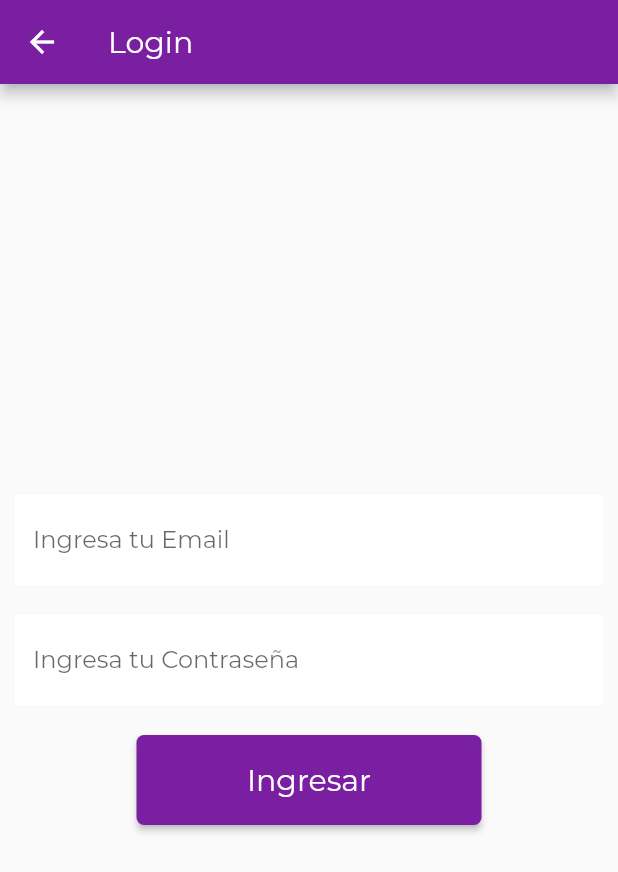
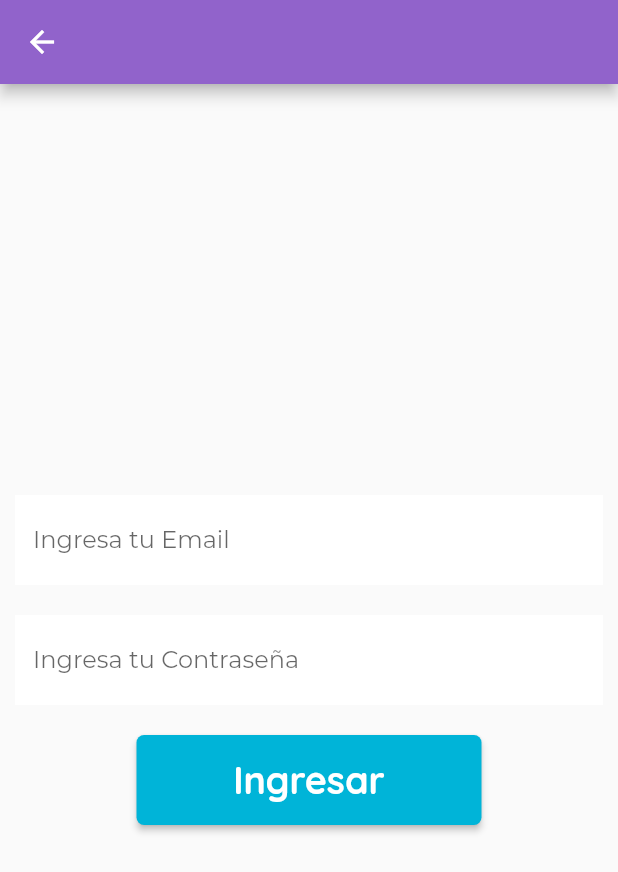
Before and after one commit to JuanFerr1098/ProyectoIntegrador1, a Flutter app: the screen it shows after launch, after a tap on "Login", on a phone screen of 412 x 824 dp. Shown: the top 872 px of the screen. Run offline on Flutter 3.47's test engine with Material 2 defaults, Android fonts, the phone set to English and light mode, and no system bars; our stand-ins replace carousel_slider, cloud_firestore, firebase_auth, firebase_core, fluttertoast; accounts and stored records are empty; network calls fail; project files that could hold a hidden picture were left out.

Commit message:
Cambio de colores y tipografias
Index
Index page
Login / Terminados

```diff
--- a/newtonapp/lib/pages/aprendizaje/aprendizaje.dart
+++ b/newtonapp/lib/pages/aprendizaje/aprendizaje.dart
@@ -102,7 +102,7 @@ class Aprendizaje extends StatelessWidget {
         child: MaterialButton(
           minWidth: 150.0,
           height: 150.0,
-          color: const Color.fromRGBO( 145, 99, 203, 1),
+          color: const Color.fromRGBO( 145, 99, 203, 1),//lila
           shape: RoundedRectangleBorder(
             borderRadius: BorderRadius.circular(10.0),
           ),
@@ -124,7 +124,7 @@ class Aprendizaje extends StatelessWidget {
         child: MaterialButton(
           minWidth: 150.0,
           height: 150.0,
-          color: const Color.fromRGBO( 0, 180, 216, 1),
+          color: const Color.fromRGBO( 0, 180, 216, 1),//turquesa
           //color: Colors.white,
           shape: RoundedRectangleBorder(
             borderRadius: BorderRadius.circular(10.0),
--- a/newtonapp/lib/pages/auth/signin_page.dart
+++ b/newtonapp/lib/pages/auth/signin_page.dart
@@ -22,8 +22,8 @@ class _SignInPageState extends State<SignInPage> {
     return Scaffold(
         //backgroundColor: Colors.tealAccent, //Fondo de la pantalla
         appBar: AppBar(
-          backgroundColor: Colors.purple.shade700,
-          title: Text(widget.title),
+          backgroundColor: const Color.fromRGBO( 145, 99, 203, 1),
+          //title: Text(widget.title),
         ),
         body: Form(
           key: _formKey,
@@ -41,6 +41,7 @@ class _SignInPageState extends State<SignInPage> {
 
   Widget loginText() {
     return Container(
+      width: 450.0,
       //Ingreso del Email del Login
       padding: const EdgeInsets.all(10),
       alignment: Alignment.center,
@@ -60,11 +61,13 @@ class _SignInPageState extends State<SignInPage> {
 
   Widget passwordText() {
     return Container(
+      width: 450.0,
       //Ingreso de la Contraseña del Login
       padding: const EdgeInsets.all(10),
       alignment: Alignment.center,
       child: TextFormField(
         //Aqui esta la entrada de texto
+
         controller: _passwordController,
         decoration: const InputDecoration(
             labelText: 'Ingresa tu Contraseña',
@@ -78,13 +81,14 @@ class _SignInPageState extends State<SignInPage> {
 
   Widget botonIngresar(context) {
     return Container(
+
         //Boton para ir al Registro de la App
         padding: const EdgeInsets.all(10),
         alignment: Alignment.center,
         child: MaterialButton(
           minWidth: 230.0,
           height: 60.0,
-          color: Colors.purple.shade700,
+          color: const Color.fromRGBO( 0, 180, 216, 1),
           shape: RoundedRectangleBorder(
             borderRadius: BorderRadius.circular(5.0),
           ),
@@ -100,8 +104,9 @@ class _SignInPageState extends State<SignInPage> {
           child: const Text(
             'Ingresar',
             style: TextStyle(
+              fontFamily: 'QBold',
               color: Colors.white,
-              fontSize: 20.0,
+              fontSize: 25.0,
               //fontWeight: FontWeight.bold,
             ),
           ),
--- a/newtonapp/lib/pages/index.dart
+++ b/newtonapp/lib/pages/index.dart
@@ -8,7 +8,7 @@ class Index extends StatelessWidget {
   @override
   Widget build(BuildContext context) {
     return Scaffold(
-      //backgroundColor: Colors.purple.shade700, //Fondo de la pantalla
+      backgroundColor: const Color.fromRGBO( 145, 99, 203, 1),//Fondo de la pantalla
       body: SizedBox(
         width: double.infinity,
         height: double.infinity,
@@ -38,7 +38,7 @@ class Index extends StatelessWidget {
             Text(
               'Bienvenido a \nNewton App',
               style: TextStyle(
-                color: Color.fromRGBO( 123, 31, 162, 1),
+                color: Colors.white,
                 //color: Colors.white,
                 fontFamily: 'QBold',
                 fontWeight: FontWeight.bold,
@@ -71,11 +71,12 @@ class Index extends StatelessWidget {
         padding: const EdgeInsets.all(10),
         alignment: Alignment.center,
         child: MaterialButton(
-          minWidth: 220.0,
-          height: 60.0,
-          color: const Color.fromRGBO( 7, 194, 184, 1),
+          minWidth: 250.0,
+          height: 80.0,
+          //color: const Color.fromRGBO( 7, 194, 184, 1), turquesa antiguo
+          color: Colors.white,
           shape: RoundedRectangleBorder(
-            borderRadius: BorderRadius.circular(30.0),
+            borderRadius: BorderRadius.circular(5.0),
           ),
           onPressed: () {
            Navigator.of(context).pushNamed('login');
@@ -84,9 +85,9 @@ class Index extends StatelessWidget {
           child: const Text(
             'Login',
             style: TextStyle(
-              fontFamily: 'QRegular',
-              color: Colors.white,
-              fontSize: 25.0,
+              fontFamily: 'QBold',
+              color: const Color.fromRGBO( 145, 99, 203, 1),
+              fontSize: 35.0,
               fontWeight: FontWeight.bold,
             ),
           ),
@@ -98,11 +99,12 @@ class Index extends StatelessWidget {
         padding: const EdgeInsets.all(10),
         alignment: Alignment.center,
         child: MaterialButton(
-          minWidth: 220.0,
-          height: 60.0,
-          color: const Color.fromRGBO( 7, 194, 184, 1),
+          minWidth: 250.0,
+          height: 80.0,
+          color: Colors.white,
+          //color: const Color.fromRGBO( 0, 180, 216, 1),
           shape: RoundedRectangleBorder(
-            borderRadius: BorderRadius.circular(30.0),
+            borderRadius: BorderRadius.circular(5.0),
           ),
           onPressed: () {
             Navigator.of(context).pushNamed('register');
@@ -110,8 +112,9 @@ class Index extends StatelessWidget {
           child: const Text(
             'Registro',
             style: TextStyle(
-              color: Colors.white,
-              fontSize: 25.0,
+              fontFamily: 'QBold',
+              color: const Color.fromRGBO( 145, 99, 203, 1),
+              fontSize: 35.0,
               fontWeight: FontWeight.bold,
             ),
           ),
```
Also changed, not shown: newtonapp/lib/pages/index_page.dart (+10 -7 lines).
